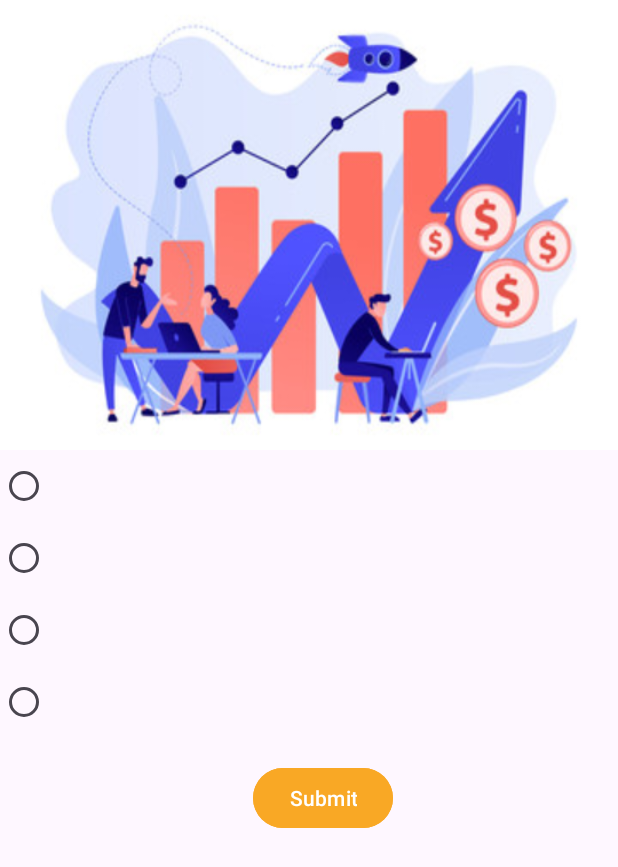
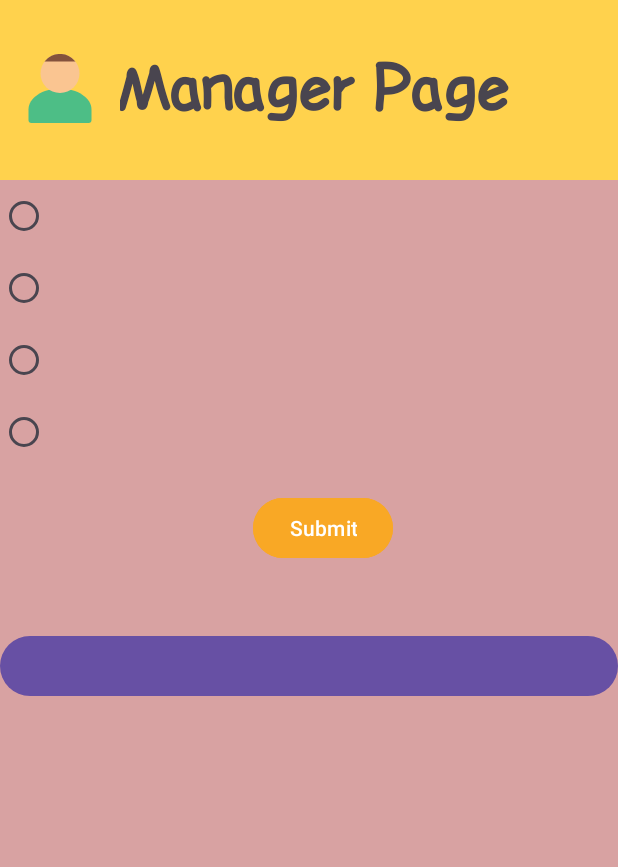
Before and after one commit to orielmalik/Mission_Statement, an Android app: the ManagerActivity screen opened directly, with no data from a screen before it, on a phone screen of 412 x 824 dp. Shown: the top 867 px of the screen. Run offline under Robolectric (Android 15) with nearby library versions, the phone set to English and light mode, and no system bars; our stand-ins replace Firebase (no records; nobody signed in at launch, a user with empty details on screens opened directly).

Commit message:
vp analyze

```diff
--- a/app/src/main/java/com/example/missionstatement/Menu/DeatilsTest.java
+++ b/app/src/main/java/com/example/missionstatement/Menu/DeatilsTest.java
@@ -523,6 +523,7 @@
         } else if (state == STATE.LOCATION_SETTINGS_PROCCESS) {
 
             locationTXT.setText("");
+            submit.setVisibility(View.VISIBLE);
 
             //Location location = locationManager.getLastKnownLocation(locationManager.getBestProvider(, false));
         } else if (state == STATE.LOCATION_SETTINGS_OK) {
@@ -573,7 +574,7 @@
         {
             user.setCountChangeDate(user.getCountChangeDate()+1);
         }
-        psyc.setVisibility(View.GONE);
+        //psyc.setVisibility(View.GONE);
         user.setBirthdate(Functions.toBirthdateFormat(getSelectedDate()));
         Log.d(null, "saveBierthdate:"+MissionClassifierHanLP.classifyMission(description.getText().toString()));
         user.setDescription("EDUCATION");//because we decided to this category
--- a/app/src/main/res/layout/activity_deatils_test.xml
+++ b/app/src/main/res/layout/activity_deatils_test.xml
@@ -89,7 +89,7 @@
             android:hint="Enter psychometric grade"
             android:inputType="number"
             android:background="@color/heat2"
-            android:visibility="invisible" />
+            android:visibility="gone" />
 
         <RadioButton
             android:id="@+id/radioDriverLicense"
--- a/app/src/main/res/layout/activity_manager.xml
+++ b/app/src/main/res/layout/activity_manager.xml
@@ -6,25 +6,45 @@
     android:layout_width="match_parent"
     android:layout_height="match_parent"
     android:orientation="vertical"
+    android:background="#D8A2A2"
     tools:context=".Manager.ManagerActivity">
-
-    <androidx.appcompat.widget.LinearLayoutCompat
-        android:id="@+id/manager_above"
+    <com.google.android.material.textview.MaterialTextView
         android:layout_width="match_parent"
-        android:layout_height="300dp"
-        android:background="@drawable/bck_manager" />
+        android:layout_height="120dp"
+        android:text="Manager Page"
+        android:textSize="40sp"
+        android:fontFamily="@font/lbl_comic_bold"
+        android:background="@color/heat6"
+        android:drawableLeft="@drawable/ic_userone"
+        android:drawablePadding="16dp"
+        android:gravity="center_vertical"
+        android:paddingStart="16dp"
+        android:paddingLeft="16dp"
+        />
 
     <FrameLayout
         android:id="@+id/manager_fragment"
         android:layout_width="match_parent"
-        android:layout_height="330dp" />
+        android:layout_height="270dp" />
 
     <ProgressBar
-        android:id="@+id/progress_bar"
-        android:layout_width="wrap_content"
-        android:layout_height="wrap_content"
+        android:id="@+id/progress_bar_man"
+        android:layout_width="30dp"
+        android:layout_height="30dp"
         android:layout_gravity="center"
         android:visibility="gone"
         android:indeterminate="true" />
 
+    <androidx.viewpager2.widget.ViewPager2
+        android:id="@+id/VP_man"
+        android:layout_width="match_parent"
+        android:layout_height="230dp"
+        android:visibility="gone"
+        />
+<com.google.android.material.button.MaterialButton
+    android:id="@+id/BTN_man"
+    android:layout_width="match_parent"
+    android:layout_height="wrap_content"
+    android:layout_marginTop="30dp"
+    />
 </LinearLayout>
```
Also changed, not shown: app/src/main/java/com/example/missionstatement/Manager/ManagerActivity.java (+37 -6 lines), app/src/main/java/com/example/missionstatement/Menu/ListOperator.java (+24 -5 lines), app/src/main/java/com/example/missionstatement/Tools/Functions.java (+9 -8 lines).
